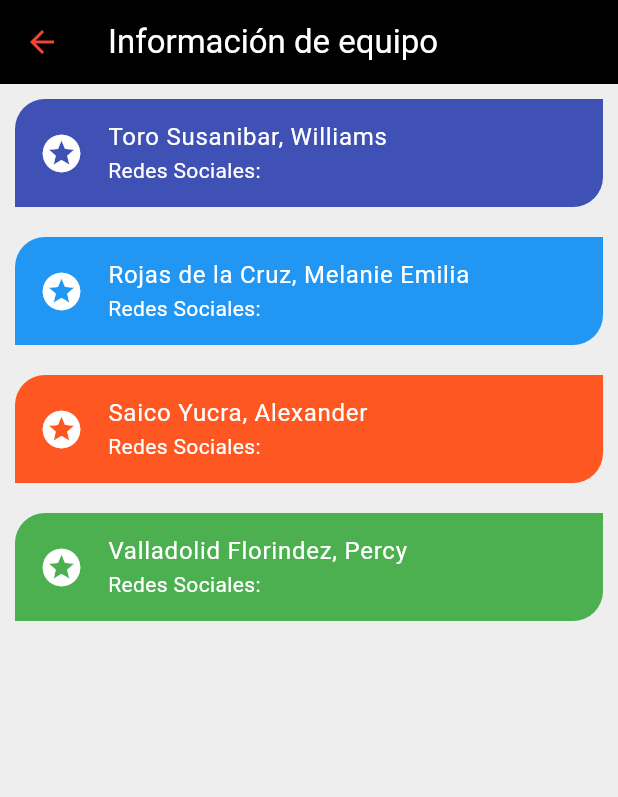
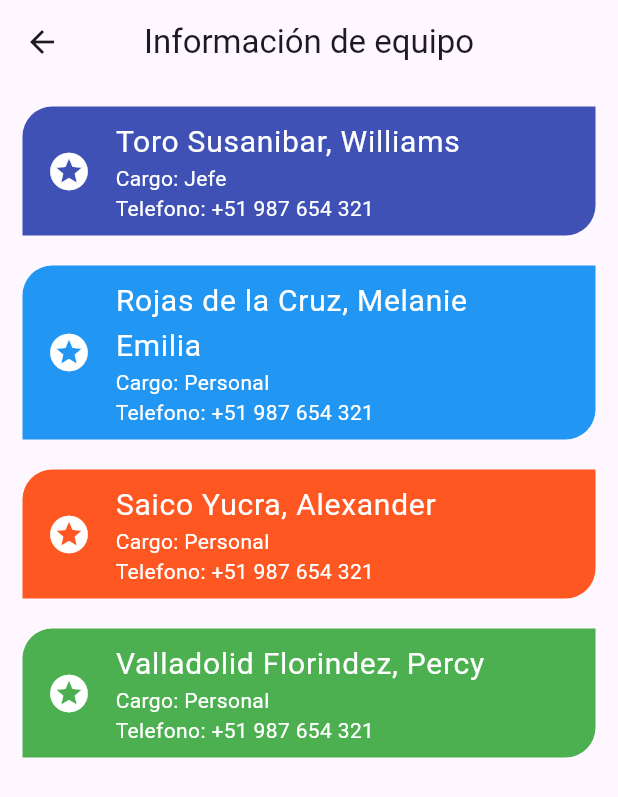
Before and after one commit to williamsts0102/conin, a Flutter app: the EquipoPageConin screen opened by its route, on a phone screen of 412 x 824 dp. Shown: the top 797 px of the screen. Run offline on Flutter 3.47's test engine with Material 2 defaults, Android fonts, the light colour scheme and no system bars; our stand-ins replace lottie.

Commit message:
Primer avance de proyecto

```diff
--- /dev/null
+++ b/lib/pages/ajuste_pages/index_ajuste.dart
@@ -0,0 +1 @@
+export 'package:conin/pages/ajuste_pages/ajuste_page.dart';
--- /dev/null
+++ b/lib/pages/ayuda_pages/index_ayuda.dart
@@ -0,0 +1 @@
+export 'package:conin/pages/ayuda_pages/ayuda_page.dart';
--- a/lib/pages/equipo_pages/equipo_page.dart
+++ b/lib/pages/equipo_pages/equipo_page.dart
@@ -1,6 +1,4 @@
 import 'package:flutter/material.dart';
-import 'package:flutter/src/widgets/container.dart';
-import 'package:flutter/src/widgets/framework.dart';
 
 class EquipoPageConin extends StatelessWidget {
   const EquipoPageConin({super.key});
@@ -9,37 +7,29 @@ class EquipoPageConin extends StatelessWidget {
   Widget build(BuildContext context) {
     return Scaffold(
         appBar: AppBar(
-          backgroundColor: Colors.black,
-          title: Text(
+          title: const Text(
             'Información de equipo',
-            style: TextStyle(color: Colors.white),
           ),
-          leading: GestureDetector(
-            onTap: () {
-              Navigator.pop(context);
-            },
-            child: const Icon(
-              Icons.arrow_back,
-              color: Colors.red,
-            ),
-          ),
+          centerTitle: true,
         ),
         body: Container(
-          color: Colors.grey[200],
-          padding: EdgeInsets.all(10),
+          padding: const EdgeInsets.all(15),
           child: ListView(
             children: [
               Container(
-                margin: EdgeInsets.only(bottom: 20),
-                decoration: BoxDecoration(
+                margin: const EdgeInsets.only(bottom: 20),
+                decoration: const BoxDecoration(
                   borderRadius: BorderRadius.only(
                       topLeft: Radius.circular(20),
                       bottomRight: Radius.circular(20)),
                   color: Colors.indigo,
                 ),
-                child: ListTile(
-                  title: Text('Toro Susanibar, Williams'),
-                  subtitle: Text('Redes Sociales:'),
+                child: const ListTile(
+                  title: Text(
+                    'Toro Susanibar, Williams',
+                    style: TextStyle(fontSize: 20),
+                  ),
+                  subtitle: Text('Cargo: Jefe\nTelefono: +51 987 654 321'),
                   leading: Icon(
                     Icons.stars,
                     size: 30,
@@ -49,16 +39,19 @@ class EquipoPageConin extends StatelessWidget {
                 ),
               ),
               Container(
-                margin: EdgeInsets.only(bottom: 20),
-                decoration: BoxDecoration(
+                margin: const EdgeInsets.only(bottom: 20),
+                decoration: const BoxDecoration(
                   borderRadius: BorderRadius.only(
                       topLeft: Radius.circular(20),
                       bottomRight: Radius.circular(20)),
                   color: Colors.blue,
                 ),
-                child: ListTile(
-                  title: Text('Rojas de la Cruz, Melanie Emilia'),
-                  subtitle: Text('Redes Sociales:'),
+                child: const ListTile(
+                  title: Text(
+                    'Rojas de la Cruz, Melanie Emilia',
+                    style: TextStyle(fontSize: 20),
+                  ),
+                  subtitle: Text('Cargo: Personal\nTelefono: +51 987 654 321'),
                   leading: Icon(
                     Icons.stars,
                     size: 30,
@@ -68,16 +61,19 @@ class EquipoPageConin extends StatelessWidget {
                 ),
               ),
               Container(
-                margin: EdgeInsets.only(bottom: 20),
-                decoration: BoxDecoration(
+                margin: const EdgeInsets.only(bottom: 20),
+                decoration: const BoxDecoration(
                   borderRadius: BorderRadius.only(
                       topLeft: Radius.circular(20),
                       bottomRight: Radius.circular(20)),
                   color: Colors.deepOrange,
                 ),
-                child: ListTile(
-                  title: Text('Saico Yucra, Alexander'),
-                  subtitle: Text('Redes Sociales:'),
+                child: const ListTile(
+                  title: Text(
+                    'Saico Yucra, Alexander',
+                    style: TextStyle(fontSize: 20),
+                  ),
+                  subtitle: Text('Cargo: Personal\nTelefono: +51 987 654 321'),
                   leading: Icon(
                     Icons.stars,
                     size: 30,
@@ -87,16 +83,19 @@ class EquipoPageConin extends StatelessWidget {
                 ),
               ),
               Container(
-                margin: EdgeInsets.only(bottom: 20),
-                decoration: BoxDecoration(
+                margin: const EdgeInsets.only(bottom: 20),
+                decoration: const BoxDecoration(
                   borderRadius: BorderRadius.only(
                       topLeft: Radius.circular(20),
                       bottomRight: Radius.circular(20)),
                   color: Colors.green,
                 ),
-                child: ListTile(
-                  title: Text('Valladolid Florindez, Percy'),
-                  subtitle: Text('Redes Sociales:'),
+                child: const ListTile(
+                  title: Text(
+                    'Valladolid Florindez, Percy',
+                    style: TextStyle(fontSize: 20),
+                  ),
+                  subtitle: Text('Cargo: Personal\nTelefono: +51 987 654 321'),
                   leading: Icon(
                     Icons.stars,
                     size: 30,
--- a/lib/pages/index.dart
+++ b/lib/pages/index.dart
@@ -1,5 +1,7 @@
+export 'package:conin/pages/login_pages/index_login.dart';
 export 'package:conin/pages/home_pages/index_home.dart';
-export 'package:conin/pages/login_pages/index_login.dart';
 export 'package:conin/pages/perfil_pages/index_perfil.dart';
+export 'package:conin/pages/ajuste_pages/index_ajuste.dart';
+export 'package:conin/pages/ayuda_pages/index_ayuda.dart';
 export 'package:conin/pages/inventario_pages/index_inventario.dart';
 export 'package:conin/pages/equipo_pages/index_equipo.dart';
--- a/lib/pages/inventario_pages/index_inventario.dart
+++ b/lib/pages/inventario_pages/index_inventario.dart
@@ -1 +1,2 @@
 export 'package:conin/pages/inventario_pages/inventario_page.dart';
+export 'package:conin/pages/inventario_pages/vermas_inventario_page.dart';
--- a/lib/pages/login_pages/login_page.dart
+++ b/lib/pages/login_pages/login_page.dart
@@ -61,7 +61,7 @@ class _LoginPageConinState extends State<LoginPageConin> {
                   ),
                   Text.rich(
                     TextSpan(
-                      text: '¿No tienes cuenta?',
+                      text: '¿No tienes una cuenta?',
                       style: const TextStyle(color: Colors.black),
                       children: [
                         TextSpan(
--- a/lib/routes/route.dart
+++ b/lib/routes/route.dart
@@ -5,7 +5,10 @@ class MyRoutes {
   static const String rLogin = '/login';
   static const String rHome = '/home';
   static const String rPerfil = '/perfil';
+  static const String rAjuste = '/ajuste';
+  static const String rAyuda = '/ayuda';
   static const String rInventario = '/inventario';
+  static const String rVerMasInventario = '/vermasinventario';
   static const String rEquipo = '/equipo';
 
   static Route<dynamic> generateRoute(RouteSettings settings) {
@@ -16,8 +19,14 @@ class MyRoutes {
         return MaterialPageRoute(builder: (_) => const HomePageConin());
       case ('/perfil'):
         return MaterialPageRoute(builder: (_) => const MyPerfilConin());
+      case ('/ajuste'):
+        return MaterialPageRoute(builder: (_) => const AjustePageConin());
+      case ('/ayuda'):
+        return MaterialPageRoute(builder: (_) => const AyudaPageConin());
       case ('/inventario'):
         return MaterialPageRoute(builder: (_) => const InventarioPageConin());
+      case ('/vermasinventario'):
+        return MaterialPageRoute(builder: (_) => const VerMasInventarioConin());
       case ('/equipo'):
         return MaterialPageRoute(builder: (_) => const EquipoPageConin());
       default:
--- a/pubspec.yaml
+++ b/pubspec.yaml
@@ -65,6 +65,7 @@ flutter:
   assets:
     - assets/
     - assets/lottie/
+    - assets/logotipo/
   #   - images/a_dot_ham.jpeg
 
   # An image asset can refer to one or more resolution-specific "variants", see
```
Also changed, not shown: lib/pages/ajuste_pages/ajuste_page.dart (added, +10 -0 lines), lib/pages/ayuda_pages/ayuda_page.dart (added, +88 -0 lines), lib/pages/inventario_pages/inventario_page.dart (+32 -0 lines), lib/pages/inventario_pages/vermas_inventario_page.dart (added, +94 -0 lines), lib/pages/perfil_pages/perfil_page.dart (+65 -1 lines), lib/widgets/card_widget.dart (+11 -4 lines), lib/widgets/custom_drawer.dart (+18 -19 lines), assets/logotipo/logotipo.png (added).
